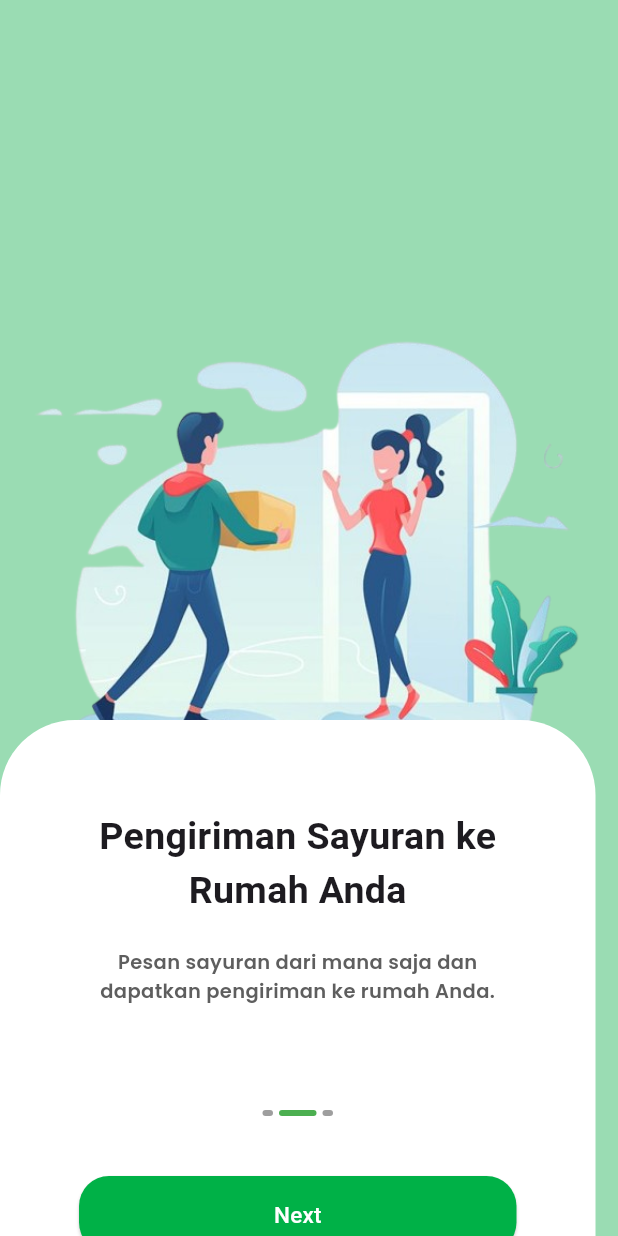
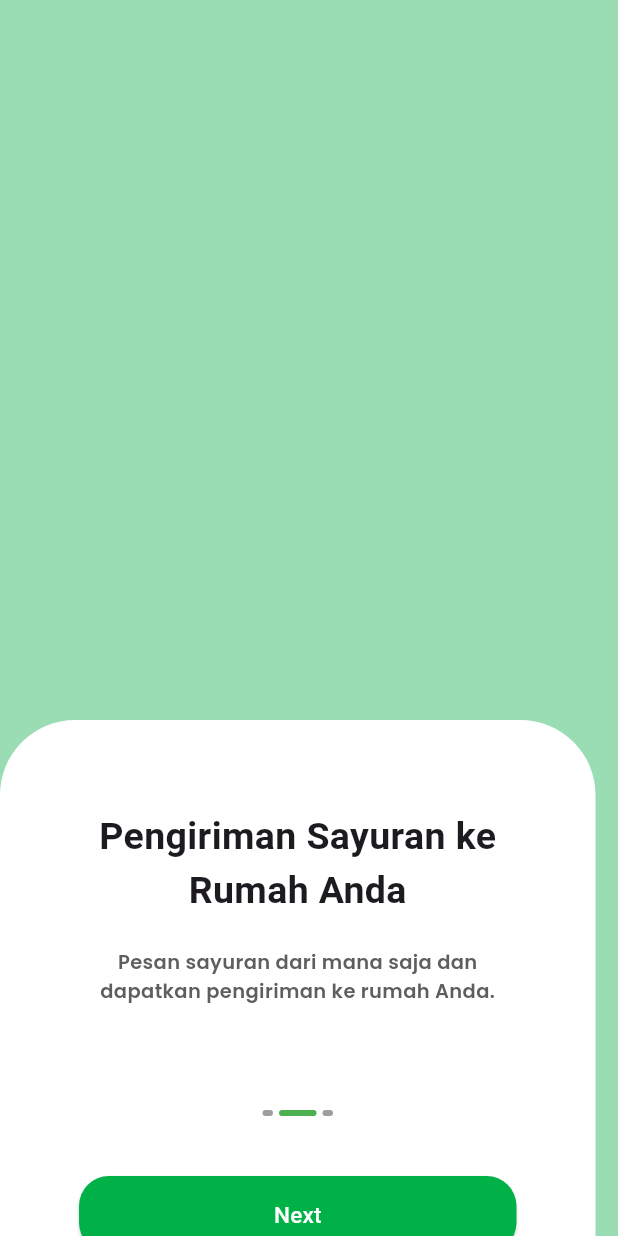
Before and after one commit to Ikhvan3/shamo_app, a Flutter app: the StartPage2 screen opened by its route, on a phone screen of 412 x 824 dp. Run offline on Flutter 3.47's test engine with Material 3 defaults, Android fonts, the phone set to English and light mode, and no system bars; drawn by our look-alikes of showcaseview; our stand-ins replace carousel_slider, cloud_firestore, firebase_auth, firebase_core, google_fonts, shared_preferences; missing offline and left inert: midtrans_snap, mobile_scanner; accounts and stored records are empty; network calls fail.

Commit message:
konfigurasi 3

```diff
--- a/lib/pages/start/startpage2.dart
+++ b/lib/pages/start/startpage2.dart
@@ -101,10 +101,6 @@ class _StartPage2State extends State<StartPage2>
           Container(
             child: Stack(
               children: [
-                Image.asset(
-                  'assets/image_start2.png',
-                  width: 700,
-                ),
                 Container(
                   margin: EdgeInsets.only(top: 260),
                   height: 376,
```
